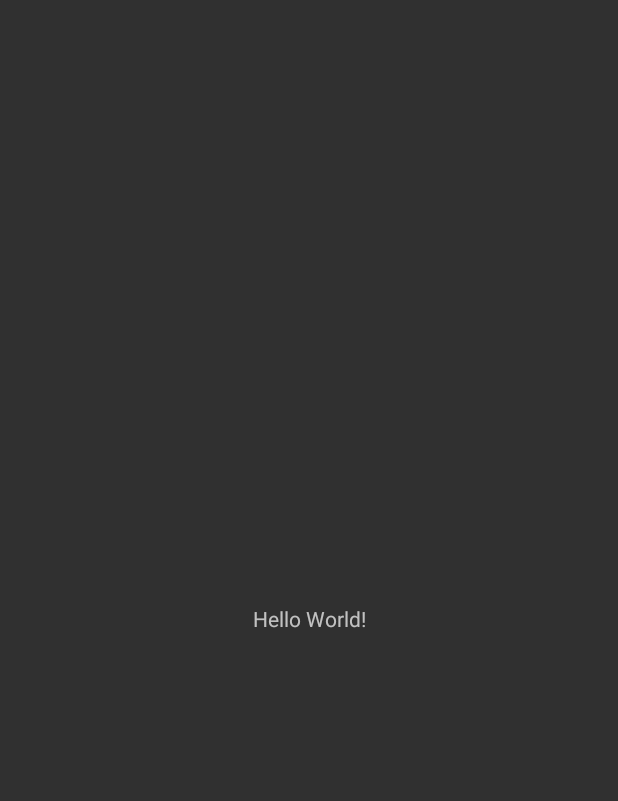
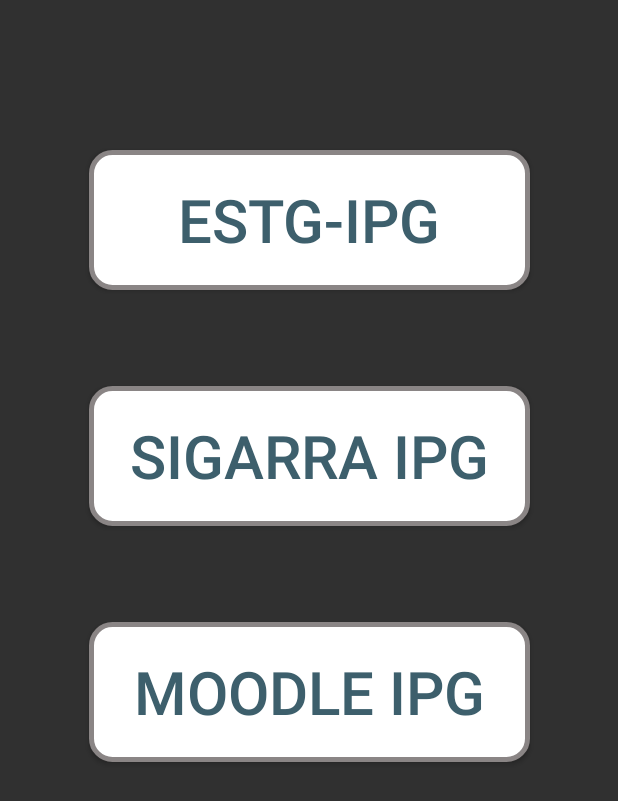
Before and after one commit to VagnerBomJesus/IPG, an Android app: the screen it shows after launch (MainActivity), on a phone screen of 412 x 824 dp. Before the commit the part shown is almost empty. Shown: the top 801 px of the screen. Run offline under Robolectric (Android 15) with nearby library versions, the phone set to English and light mode, and no system bars.

Commit message:
criacao de bots
mudar o icon da app

```diff
--- a/app/src/main/AndroidManifest.xml
+++ b/app/src/main/AndroidManifest.xml
@@ -4,7 +4,7 @@
 
     <application
         android:allowBackup="true"
-        android:icon="@mipmap/ic_launcher"
+        android:icon="@drawable/iconipg"
         android:label="@string/app_name"
         android:roundIcon="@mipmap/ic_launcher_round"
         android:supportsRtl="true"
--- a/app/src/main/java/stp/vagnerjesus/ipg/MainActivity.java
+++ b/app/src/main/java/stp/vagnerjesus/ipg/MainActivity.java
@@ -13,9 +13,6 @@ public class MainActivity extends AppCompatActivity {
         super.onCreate(savedInstanceState);
         setContentView(R.layout.activity_main);
     }
-
-
-
     //Caixa de dialogo para sair
     public void onBackPressed(){
         AlertDialog.Builder alertDialogBuilder =new AlertDialog.Builder(this);
--- a/app/src/main/java/stp/vagnerjesus/ipg/SplashCreenActivity.java
+++ b/app/src/main/java/stp/vagnerjesus/ipg/SplashCreenActivity.java
@@ -14,7 +14,7 @@ import android.widget.TextView;
 
 public class SplashCreenActivity extends AppCompatActivity {
 
-    private static int SPLASH_SCREEN_TIME_OUT = 3050;//2 segundos
+    private static int SPLASH_SCREEN_TIME_OUT = 3000;//2 segundos
 
     //Variavel que pretendo animar na intro
     View primeiro,segundo,terceiro,quarto,quinto,sexta;
--- /dev/null
+++ b/app/src/main/res/drawable/button_shape.xml
@@ -0,0 +1,17 @@
+<?xml version="1.0" encoding="utf-8"?>
+<shape xmlns:android="http://schemas.android.com/apk/res/android" android:shape="rectangle" >
+    <corners
+        android:radius="14dp"
+        />
+    <solid
+        android:color="#FFFFFF"
+        />
+    <size
+        android:width="300dp"
+        android:height="60dp"
+        />
+    <stroke
+        android:width="3dp"
+        android:color="@color/colorPrimaryDark"
+        />
+</shape>
--- /dev/null
+++ b/app/src/main/res/drawable/ic_site.xml
@@ -0,0 +1,5 @@
+<vector android:height="54dp" android:tint="#3D5F6C"
+    android:viewportHeight="54" android:viewportWidth="54"
+    android:width="54dp" xmlns:android="http://schemas.android.com/apk/res/android">
+    <path android:fillColor="@android:color/white" android:pathData="M11.99,2C6.47,2 2,6.48 2,12s4.47,10 9.99,10C17.52,22 22,17.52 22,12S17.52,2 11.99,2zM18.92,8h-2.95c-0.32,-1.25 -0.78,-2.45 -1.38,-3.56 1.84,0.63 3.37,1.91 4.33,3.56zM12,4.04c0.83,1.2 1.48,2.53 1.91,3.96h-3.82c0.43,-1.43 1.08,-2.76 1.91,-3.96zM4.26,14C4.1,13.36 4,12.69 4,12s0.1,-1.36 0.26,-2h3.38c-0.08,0.66 -0.14,1.32 -0.14,2 0,0.68 0.06,1.34 0.14,2L4.26,14zM5.08,16h2.95c0.32,1.25 0.78,2.45 1.38,3.56 -1.84,-0.63 -3.37,-1.9 -4.33,-3.56zM8.03,8L5.08,8c0.96,-1.66 2.49,-2.93 4.33,-3.56C8.81,5.55 8.35,6.75 8.03,8zM12,19.96c-0.83,-1.2 -1.48,-2.53 -1.91,-3.96h3.82c-0.43,1.43 -1.08,2.76 -1.91,3.96zM14.34,14L9.66,14c-0.09,-0.66 -0.16,-1.32 -0.16,-2 0,-0.68 0.07,-1.35 0.16,-2h4.68c0.09,0.65 0.16,1.32 0.16,2 0,0.68 -0.07,1.34 -0.16,2zM14.59,19.56c0.6,-1.11 1.06,-2.31 1.38,-3.56h2.95c-0.96,1.65 -2.49,2.93 -4.33,3.56zM16.36,14c0.08,-0.66 0.14,-1.32 0.14,-2 0,-0.68 -0.06,-1.34 -0.14,-2h3.38c0.16,0.64 0.26,1.31 0.26,2s-0.1,1.36 -0.26,2h-3.38z"/>
+</vector>
--- a/app/src/main/res/layout/activity_main.xml
+++ b/app/src/main/res/layout/activity_main.xml
@@ -1,18 +1,58 @@
 <?xml version="1.0" encoding="utf-8"?>
-<androidx.constraintlayout.widget.ConstraintLayout xmlns:android="http://schemas.android.com/apk/res/android"
+<ScrollView  xmlns:android="http://schemas.android.com/apk/res/android"
     xmlns:app="http://schemas.android.com/apk/res-auto"
     xmlns:tools="http://schemas.android.com/tools"
     android:layout_width="match_parent"
     android:layout_height="match_parent"
     tools:context=".MainActivity">
+<androidx.constraintlayout.widget.ConstraintLayout
+    android:layout_width="match_parent"
+    android:layout_height="match_parent">
 
-    <TextView
-        android:layout_width="wrap_content"
-        android:layout_height="wrap_content"
-        android:text="Hello World!"
+
+    <Button
+        android:id="@+id/buttonEstg"
+        android:layout_width="294dp"
+        android:layout_height="93dp"
+        android:layout_marginTop="100dp"
+        android:background="@drawable/button_shape"
+        android:text="@string/estg"
+        android:textAppearance="@style/TextAppearance.AppCompat.Button"
+        android:textColor="@color/colorPrimary"
+        android:textSize="40sp"
+        app:layout_constraintEnd_toEndOf="parent"
+        app:layout_constraintStart_toStartOf="parent"
+        app:layout_constraintTop_toTopOf="parent"/>
+
+    <Button
+        android:id="@+id/buttonSigara"
+        android:layout_width="294dp"
+        android:layout_height="93dp"
+        android:layout_marginTop="64dp"
+        android:background="@drawable/button_shape"
+        android:text="@string/sigara"
+        android:textAppearance="@style/TextAppearance.AppCompat.Button"
+        android:textColor="@color/colorPrimary"
+        android:textSize="40sp"
+        app:layout_constraintEnd_toEndOf="@+id/buttonEstg"
+        app:layout_constraintStart_toStartOf="@+id/buttonEstg"
+        app:layout_constraintTop_toBottomOf="@+id/buttonEstg" />
+
+    <Button
+        android:id="@+id/buttonMoodle"
+        android:layout_width="294dp"
+        android:layout_height="93dp"
+        android:layout_marginTop="64dp"
+        android:layout_marginBottom="100dp"
+        android:background="@drawable/button_shape"
+        android:text="@string/moodle"
+        android:textAppearance="@style/TextAppearance.AppCompat.Button"
+        android:textColor="@color/colorPrimary"
+        android:textSize="40sp"
         app:layout_constraintBottom_toBottomOf="parent"
-        app:layout_constraintLeft_toLeftOf="parent"
-        app:layout_constraintRight_toRightOf="parent"
-        app:layout_constraintTop_toTopOf="parent" />
+        app:layout_constraintEnd_toEndOf="@+id/buttonSigara"
+        app:layout_constraintStart_toStartOf="@+id/buttonSigara"
+        app:layout_constraintTop_toBottomOf="@+id/buttonSigara" />
 
 </androidx.constraintlayout.widget.ConstraintLayout>
+</ScrollView>
--- a/app/src/main/res/values/colors.xml
+++ b/app/src/main/res/values/colors.xml
@@ -1,7 +1,7 @@
 <?xml version="1.0" encoding="utf-8"?>
 <resources>
     <color name="colorPrimary">#3d5f6c</color>
-    <color name="colorPrimaryDark">#3d5f6c</color>
+    <color name="colorPrimaryDark">#8A8585</color>
     <color name="colorFundo">#ebf2ff</color>
     <color name="colorAccent">#D81B60</color>
     <color name="colorWhite">#FFFFFF</color>
--- a/app/src/main/res/values/strings.xml
+++ b/app/src/main/res/values/strings.xml
@@ -3,4 +3,7 @@
     <string name="desenvolvido_por_vagnerbj">By: Vagner Bom Jesus</string>
     <string name="Comfirme">Confirme</string>
     <string name="realmenteSair">Desejas sair app?</string>
+    <string name="estg">ESTG-IPG</string>
+    <string name="sigara">SIGARRA IPG</string>
+    <string name="moodle">MOODLE IPG</string>
 </resources>
```
